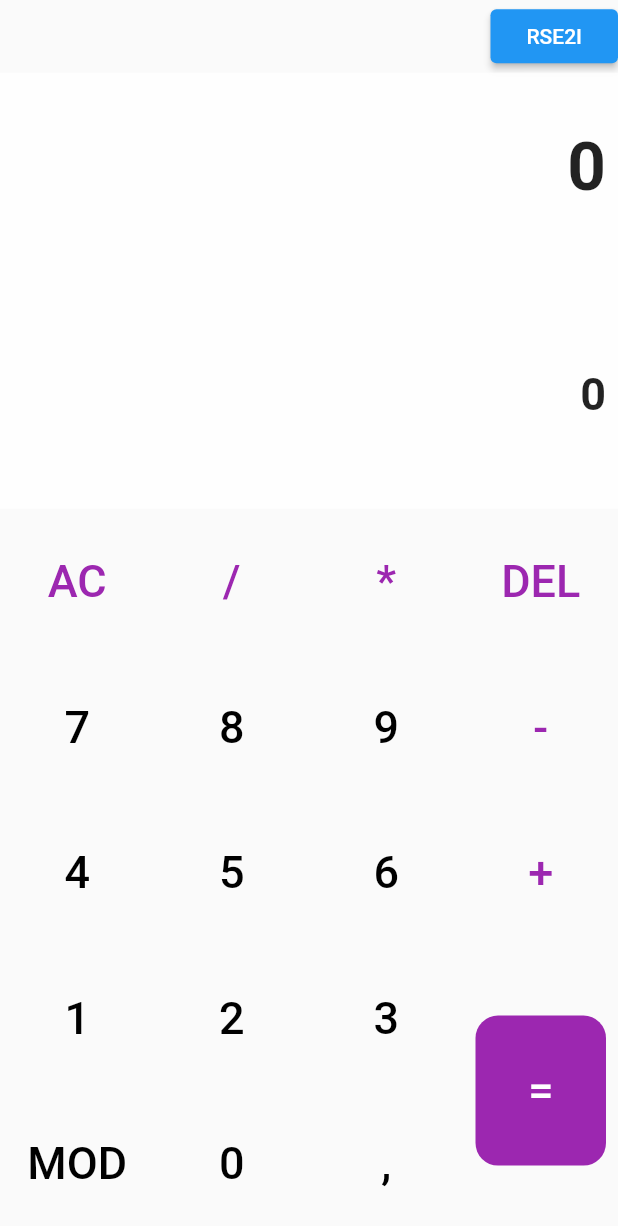
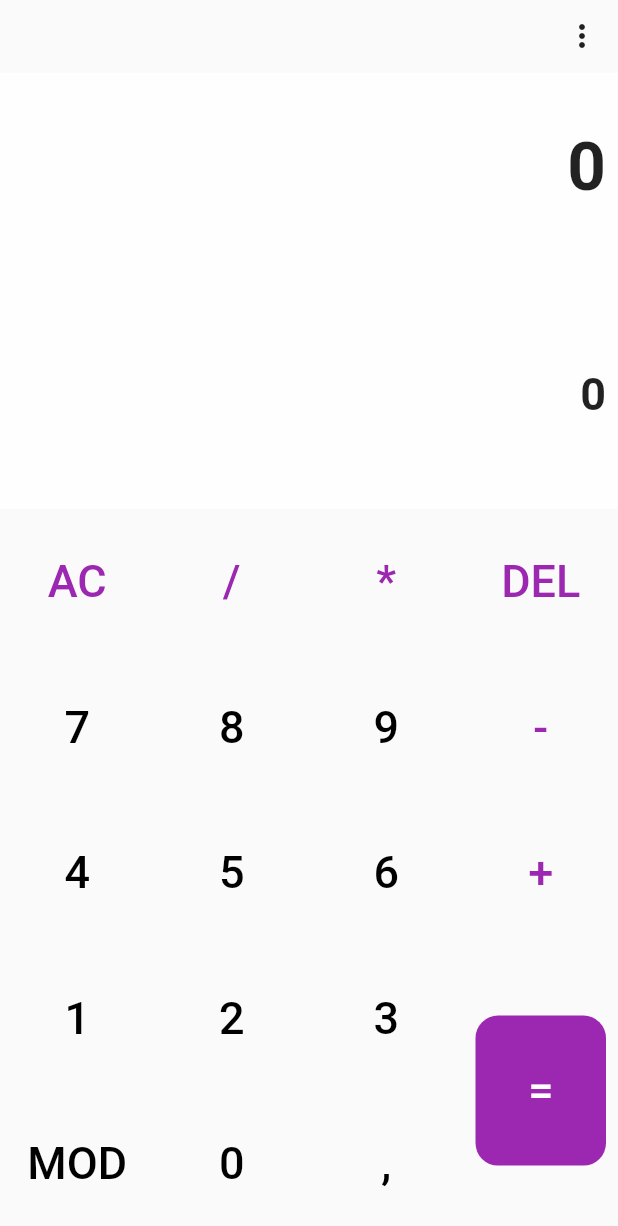
Before and after one commit to Gnac05/Calculator, a Flutter app: the screen it shows after launch, on a phone screen of 412 x 824 dp. Shown: the top 1226 px of the screen. Run offline on Flutter 3.47's test engine with Material 2 defaults, Android fonts, the phone set to English and light mode, and no system bars; our stand-ins replace math_expressions; missing offline and left inert: fraction.

Commit message:
addiction somes features

```diff
--- a/lib/screen/classique_calculator.dart
+++ b/lib/screen/classique_calculator.dart
@@ -1,11 +1,12 @@
-// ignore_for_file: non_constant_identifier_names
+// ignore_for_file: non_constant_identifier_names, unused_element, avoid_print
 
 import 'package:flutter/cupertino.dart';
 import 'package:flutter/material.dart';
 import 'package:gnac_caculator/screen/RSE2I.dart';
+import 'package:gnac_caculator/screen/popupmenu.dart';
 import 'package:math_expressions/math_expressions.dart';
 import 'dart:math';
-
+import 'package:fraction/fraction.dart';
 
 class Classique extends StatefulWidget {
   const Classique({Key? key}) : super(key: key);
@@ -19,6 +20,7 @@ class _ClassiqueState extends State<Classique> {
   String result = "0";
   double size_expression = 45;
   double size_result = 30;
+  bool s_to_d = false;
 
   // Fonctions utils
   //1
@@ -37,12 +39,32 @@ class _ClassiqueState extends State<Classique> {
   }
 
   //2
-  //true : comma is inside
-  //false : comma is not inside
-  bool detector_of_comma(int length, String text) {
+  //true : char is inside
+  //false : char is not inside
+  // bool detector_of_comma(int length, String text) {
+  //   int i = 0;
+  //   int a = text.codeUnits[0];
+  //   while (i < length && a != 44) {
+  //     i += 1;
+  //     if (i == length) {
+  //       break;
+  //     } else {
+  //       a = text.codeUnits[i];
+  //     }
+  //   }
+  //   if (i < length) {
+  //     //print('Il y a une virgule dans $text');
+  //     return true;
+  //   } else {
+  //     //print('Il ny a pas une virgule dans $text');
+  //     return false;
+  //   }
+  // }
+
+  bool detector_of_char(int length, String text, int char_code_ascii) {
     int i = 0;
     int a = text.codeUnits[0];
-    while (i < length && a != 44) {
+    while (i < length && a != char_code_ascii) {
       i += 1;
       if (i == length) {
         break;
@@ -51,10 +73,8 @@ class _ClassiqueState extends State<Classique> {
       }
     }
     if (i < length) {
-      //print('Il y a une virgule dans $text');
       return true;
     } else {
-      //print('Il ny a pas une virgule dans $text');
       return false;
     }
   }
@@ -137,6 +157,11 @@ class _ClassiqueState extends State<Classique> {
                       ? expression = '0'
                       : expression = expression.substring(0, _length - 3);
                   break;
+                case '10^':
+                  expression == '10^'
+                      ? expression = '0'
+                      : expression = expression.substring(0, _length - 3);
+                  break;
                 default:
                   expression = expression.substring(0, _length - 1);
               }
@@ -205,6 +230,9 @@ class _ClassiqueState extends State<Classique> {
         case "tan":
           expression == '0' ? expression = 'tan(' : expression += 'tan(';
           break;
+        case "e":
+          expression == '0' ? expression = 'e^' : expression += 'e^';
+          break;
         default:
           if (expression == "0") {
             if (symbol == ",") {
@@ -220,7 +248,7 @@ class _ClassiqueState extends State<Classique> {
           equation = expression;
           equation = equation.replaceAll(',', '.');
           equation = equation.replaceAll('MOD', '%');
-          equation=equation.replaceAll('π','$pi' );
+          equation = equation.replaceAll('π', '$pi');
           try {
             Parser p = Parser();
             Expression exp = p.parse(equation);
@@ -235,6 +263,12 @@ class _ClassiqueState extends State<Classique> {
           }
       }
     });
+  }
+
+  _toFraction(String number) {
+    String _number = number.replaceAll(',', '.');
+    double n = double.tryParse(_number)!;
+    return Fraction.fromDouble(n);
   }
 
   Widget ColorText(String text, Color color) {
@@ -267,19 +301,29 @@ class _ClassiqueState extends State<Classique> {
             Expanded(
                 flex: 1,
                 child: Row(
-                  mainAxisAlignment: MainAxisAlignment.end,
+                  mainAxisAlignment: s_to_d
+                      ? MainAxisAlignment.spaceBetween
+                      : MainAxisAlignment.end,
                   children: [
-                    ElevatedButton(
-                        onPressed: () {
-                          Navigator.push(
-                              context,
-                              MaterialPageRoute(
-                                  builder: (context) => const Resolution()));
-                        },
-                        child: const Padding(
-                          padding: EdgeInsets.all(8.0),
-                          child: Text('RSE2I'),
-                        ))
+                    Padding(
+                      padding: const EdgeInsets.only(left: 10),
+                      child: Text(s_to_d ? 'S <=> D' : ''),
+                    ),
+                    // Padding(
+                    //   padding: const EdgeInsets.only(right: 10),
+                    //   child: ElevatedButton(
+                    //       onPressed: () {
+                    //         Navigator.push(
+                    //             context,
+                    //             MaterialPageRoute(
+                    //                 builder: (context) => const Resolution()));
+                    //       },
+                    //       child: const Padding(
+                    //         padding: EdgeInsets.all(8.0),
+                    //         child: Text('RSE2I'),
+                    //       )),
+                    // ),
+                   const PopupMenu()
                   ],
                 )),
 
@@ -323,7 +367,13 @@ class _ClassiqueState extends State<Classique> {
                             child: Text(
                               result.codeUnits[0] > 47
                                   ? result.codeUnits[0] < 58
-                                      ? detector_of_comma(result.length, result)
+                                      ? s_to_d
+                                          ? detector_of_char(
+                                                  result.length, result, 44)
+                                              ? '${_toFraction(result)}'
+                                              : sequencer(result)
+                                          : detector_of_char(
+                                                  result.length, result, 44)
                                               ? result
                                               : sequencer(result)
                                       : result
@@ -481,10 +531,8 @@ class _ClassiqueState extends State<Classique> {
                           Expanded(child: ColorText('π', Colors.black)
                               //  Placeholder()
                               ),
-                          const Expanded(child: //ColorText('Asin', Colors.black)
-                          Placeholder()),
-                          const Expanded(child: //ColorText('Atan', Colors.black)
-                          Placeholder()),
+                          Expanded(child: ColorText('10^', Colors.black)),
+                          Expanded(child: ColorText('e', Colors.black)),
                           //Expanded(child: ColorText('!', Colors.purple)),
                           Expanded(child: ColorText('/', Colors.purple)),
                         ],
@@ -492,11 +540,24 @@ class _ClassiqueState extends State<Classique> {
                       Expanded(
                           child: Row(
                         children: [
-                          const Expanded(child: //ColorText('ch', Colors.black)
+                          Expanded(
+                              child: Padding(
+                            padding: const EdgeInsets.all(5.0),
+                            child: ElevatedButton(
+                                onPressed: () {
+                                  setState(() {
+                                    s_to_d = !s_to_d;
+                                  });
+                                },
+                                child: const Text(
+                                  'S <=> D',
+                                  style: TextStyle(fontSize: 14),
+                                )),
+                          )),
+                          const Expanded(child: //ColorText('!', Colors.black)
                            Placeholder()),
-                          const Expanded(child: //ColorText('sh', Colors.black)
-                          Placeholder()),
-                          const Expanded(child: //ColorText('th', Colors.black)
+                          const Expanded(
+                              child: //ColorText('th', Colors.black)
                                   Placeholder()),
                           //Expanded(child: ColorText('e', Colors.purple)),
                           Expanded(child: ColorText('AC', Colors.purple)),
--- /dev/null
+++ b/lib/screen/popupmenu.dart
@@ -0,0 +1,22 @@
+import 'package:flutter/material.dart';
+import 'package:gnac_caculator/screen/equation.dart';
+import 'package:gnac_caculator/screen/graphe.dart';
+import 'package:gnac_caculator/screen/matrice/matrice.dart';
+import 'package:gnac_caculator/widgets/popup.dart';
+
+import 'RSE2I.dart';
+class PopupMenu extends StatelessWidget {
+  const PopupMenu({ Key? key }) : super(key: key);
+
+  @override
+  Widget build(BuildContext context) {
+    return PopupMenuButton(
+      itemBuilder: (context) =>[
+        const PopupMenuItem(child: PopupWidget(text: 'Système d\'équations', widget:Resolution())),
+        const PopupMenuItem(child: PopupWidget(text: 'Matrice', widget: Matrice())),
+        const PopupMenuItem(child: PopupWidget(text: 'Graphe', widget: Graphe())),
+        const PopupMenuItem(child: PopupWidget(text: 'Equation', widget: Equation())),
+      ],
+    );
+  }
+}
--- a/pubspec.yaml
+++ b/pubspec.yaml
@@ -35,6 +35,7 @@ dependencies:
   # Use with the CupertinoIcons class for iOS style icons.
   cupertino_icons: ^1.0.2
   math_expressions: ^2.2.0
+  fraction: ^3.1.0
 
 dev_dependencies:
   flutter_test:
```
Also changed, not shown: fraction.dart (added, +15 -0 lines), lib/screen/RSE2I.dart (+8 -51 lines), lib/screen/equation.dart (added, +10 -0 lines), lib/screen/graphe.dart (added, +10 -0 lines), lib/screen/matrice/det.dart (added, +203 -0 lines), lib/screen/matrice/inv.dart (added, +10 -0 lines), lib/screen/matrice/matrice.dart (added, +37 -0 lines), lib/widgets/popup.dart (added, +20 -0 lines), lib/widgets/rse2i.dart (added, +22 -0 lines), lib/widgets/textfield.dart (added, +19 -0 lines), pubspec.lock. Lines whose indentation alone changed are shown as unchanged.
